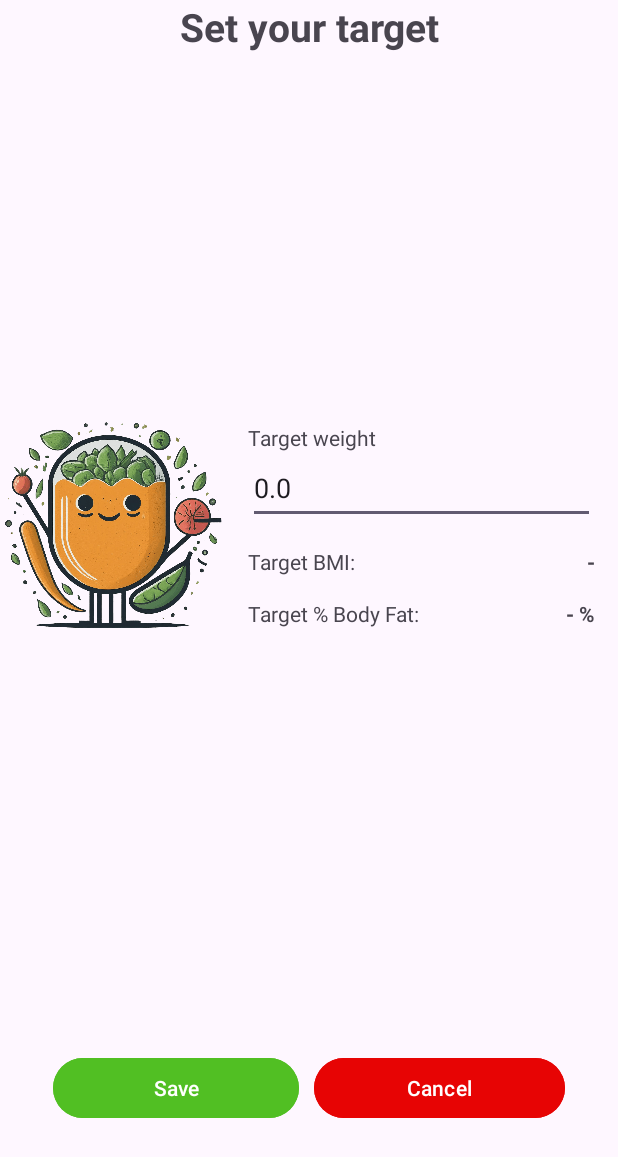
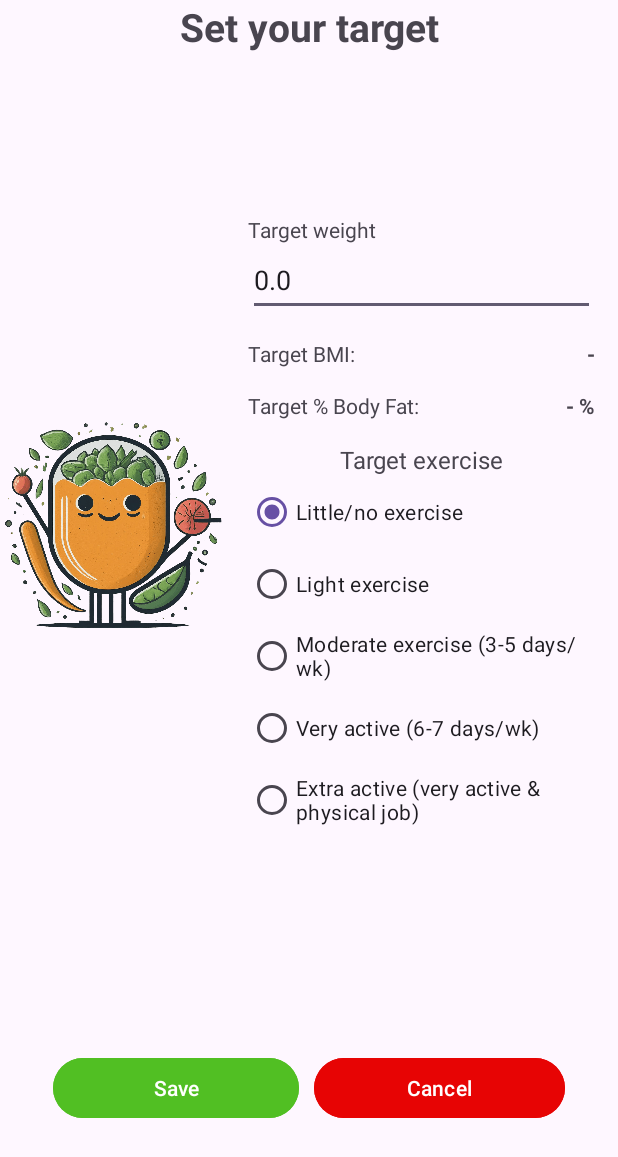
Before and after one commit to monkeystar0/healthyRecipeBuddy, an Android app: the SetTargetActivity screen opened directly, with no data from a screen before it, on a phone screen of 412 x 824 dp. Shown: the top 1157 px of the screen. Run offline under Robolectric (Android 15) with nearby library versions, the phone set to English and light mode, and no system bars.

Commit message:
add set target exercise, calculate calories needed

```diff
--- a/app/src/main/java/com/example/healthyrecipebuddy/util/MeasurementTool.kt
+++ b/app/src/main/java/com/example/healthyrecipebuddy/util/MeasurementTool.kt
@@ -2,14 +2,20 @@ package com.example.healthyrecipebuddy.util
 
 class MeasurementTool {
 
-    public val SEVERELY_THIN = 1
-    public val MODERATELY_THIN = 2
-    public val MILDLY_THIN = 3
-    public val NORMAL = 4
-    public val OVERWEIGHT = 5
-    public val OBESE_I = 6
-    public val OBESE_II = 7
-    public val OBESE_III = 8
+    val SEVERELY_THIN = 1
+    val MODERATELY_THIN = 2
+    val MILDLY_THIN = 3
+    val NORMAL = 4
+    val OVERWEIGHT = 5
+    val OBESE_I = 6
+    val OBESE_II = 7
+    val OBESE_III = 8
+
+    val SEDENTARY = 1
+    val LIGHTLY_ACTIVE = 2
+    val MODERATELY_ACTIVE = 3
+    val VERY_ACTIVE = 4
+    val EXTRA_ACTIVE = 5
 
     fun getBMI(weight: Float, height: Float): Float{
         val bmi = weight / (height * height)
@@ -61,18 +67,18 @@ class MeasurementTool {
         val bodyFatPercentageValue = bodyFatPercentage / 100
         return when (gender) {
             "Female" -> when (bodyFatPercentageValue) {
-                in 0.10f..0.13f -> "#FFFA3535"
-                in 0.14f..0.20f -> "#FFEFFA63"
-                in 0.21f..0.24f -> "#B8FF8B"
-                in 0.25f..0.31f -> "#B8FF8B"
+                in 0.10f..0.1399f -> "#FFFA3535"
+                in 0.14f..0.2099f -> "#FFEFFA63"
+                in 0.21f..0.2499f -> "#B8FF8B35"
+                in 0.25f..0.3199f -> "#B8FF8B35"
                 in 0.32f..1.0f -> "#FFFA3535"
                 else -> "Unknown"
             }
             "Male" -> when (bodyFatPercentageValue) {
-                in 0.02f..0.05f -> "#FFFA3535"
-                in 0.06f..0.13f -> "#FFEFFA63"
-                in 0.14f..0.17f -> "#B8FF8B"
-                in 0.18f..0.24f -> "#B8FF8B"
+                in 0.02f..0.0599f -> "#FFFA3535"
+                in 0.06f..0.1399f -> "#FFEFFA63"
+                in 0.14f..0.1799f -> "#B8FF8B35"
+                in 0.18f..0.2499f -> "#B8FF8B35"
                 in 0.25f..1.0f -> "#FFFA3535"
                 else -> "Unknown"
             }
@@ -84,18 +90,18 @@ class MeasurementTool {
         val bodyFatPercentageValue = bodyFatPercentage / 100
         return when (gender) {
             "Female" -> when (bodyFatPercentageValue) {
-                in 0.10f..0.13f -> "Essential fat"
-                in 0.14f..0.20f -> "Athletes"
-                in 0.21f..0.24f -> "Fitness"
-                in 0.25f..0.31f -> "Average"
+                in 0.10f..0.1399f -> "Essential fat"
+                in 0.14f..0.2099f -> "Athletes"
+                in 0.21f..0.2499f -> "Fitness"
+                in 0.25f..0.3199f -> "Average"
                 in 0.32f..1.0f -> "Obese"
                 else -> "Unknown"
             }
             "Male" -> when (bodyFatPercentageValue) {
-                in 0.02f..0.05f -> "Essential fat"
-                in 0.06f..0.13f -> "Athletes"
-                in 0.14f..0.17f -> "Fitness"
-                in 0.18f..0.24f -> "Average"
+                in 0.02f..0.0599f -> "Essential fat"
+                in 0.06f..0.1399f -> "Athletes"
+                in 0.14f..0.1799f -> "Fitness"
+                in 0.18f..0.2499f -> "Average"
                 in 0.25f..1.0f -> "Obese"
                 else -> "Unknown"
             }
@@ -103,4 +109,24 @@ class MeasurementTool {
         }
     }
 
+    fun calculateCaloriesNeeded(weightKg: Float, heightCm: Float, ageYears: Int, isMale: Boolean, activityLevel: Int): Double {
+        val bmr: Double = if (isMale) {
+            66.47 + (13.75 * weightKg) + (5.003 * heightCm) - (6.755 * ageYears)
+        } else {
+            655.1 + (9.563 * weightKg) + (1.85 * heightCm) - (4.676 * ageYears)
+        }
+
+        return when (activityLevel) {
+            SEDENTARY -> bmr * 1.2
+            LIGHTLY_ACTIVE -> bmr * 1.375
+            MODERATELY_ACTIVE -> bmr * 1.55
+            VERY_ACTIVE -> bmr * 1.725
+            EXTRA_ACTIVE -> bmr * 1.9
+            else -> {
+                throw IllegalArgumentException("Invalid activity level provided.")
+            }
+        }
+    }
+
+
 }
--- a/app/src/main/res/layout/activity_set_target.xml
+++ b/app/src/main/res/layout/activity_set_target.xml
@@ -102,7 +102,51 @@
                         android:text="15.8 %"
                         android:textStyle="bold" />
                 </LinearLayout>
+                <TextView
+                    android:id="@+id/targetExerciseText"
+                    android:layout_width="wrap_content"
+                    android:layout_height="wrap_content"
+                    android:text="Target exercise"
+                    android:layout_marginTop="15dp"
+                    android:textSize="16sp"/>
+                <RadioGroup
+                    android:id="@+id/targetExerciseRadioGroup"
+                    android:layout_width="match_parent"
+                    android:layout_height="wrap_content"
+                    android:orientation="vertical">
 
+                    <RadioButton
+                        android:id="@+id/littleExerciseRadioButton"
+                        android:layout_width="wrap_content"
+                        android:layout_height="wrap_content"
+                        android:text="Little/no exercise"
+                        />
+
+                    <RadioButton
+                        android:id="@+id/lightExerciseRadioButton"
+                        android:layout_width="wrap_content"
+                        android:layout_height="wrap_content"
+                        android:text="Light exercise" />
+                    <RadioButton
+                        android:id="@+id/moderateExerciseRadioButton"
+                        android:layout_width="wrap_content"
+                        android:layout_height="wrap_content"
+                        android:text="Moderate exercise (3-5 days/wk)" />
+                    <RadioButton
+                        android:id="@+id/activeExerciseRadioButton"
+                        android:layout_width="wrap_content"
+                        android:layout_height="wrap_content"
+                        android:text="Very active (6-7 days/wk)" />
+
+
+
+                    <RadioButton
+                        android:id="@+id/extraExerciseRadioButton"
+                        android:layout_width="wrap_content"
+                        android:layout_height="wrap_content"
+                        android:text="Extra active (very active &amp; physical job)" />
+
+                </RadioGroup>
             </LinearLayout>
         </LinearLayout>
 
```
Also changed, not shown: app/src/main/java/com/example/healthyrecipebuddy/MainActivity.kt (+11 -6 lines), app/src/main/java/com/example/healthyrecipebuddy/SetTargetActivity.kt (+22 -1 lines), app/src/main/res/layout/activity_main.xml (+11 -8 lines).
